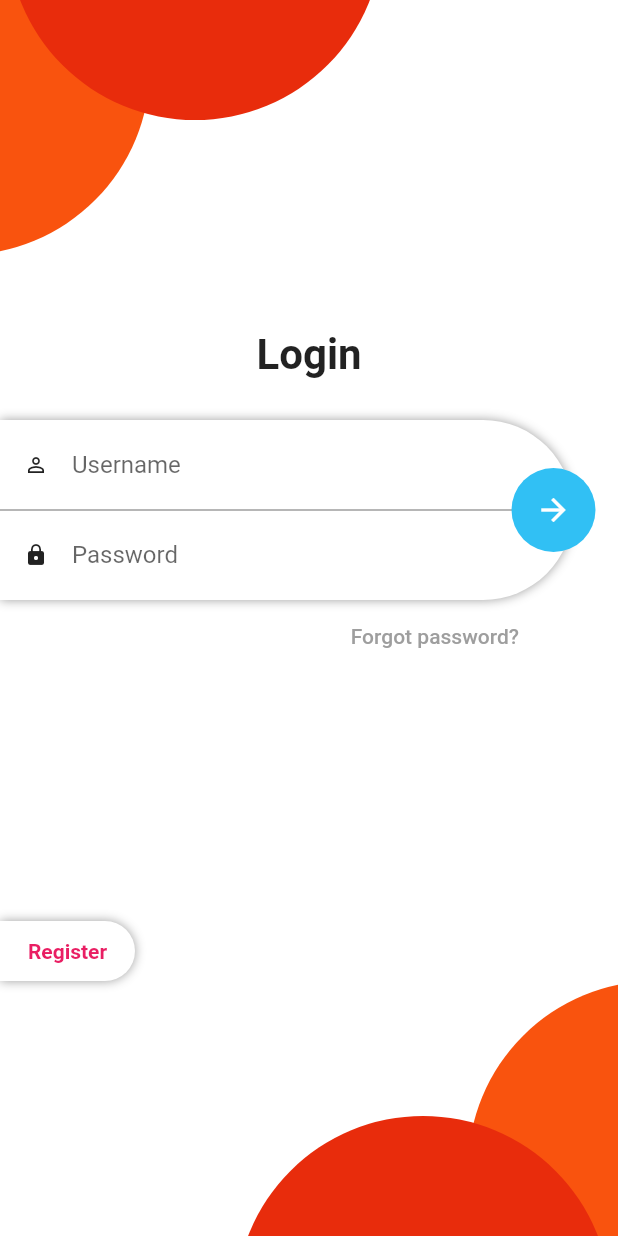
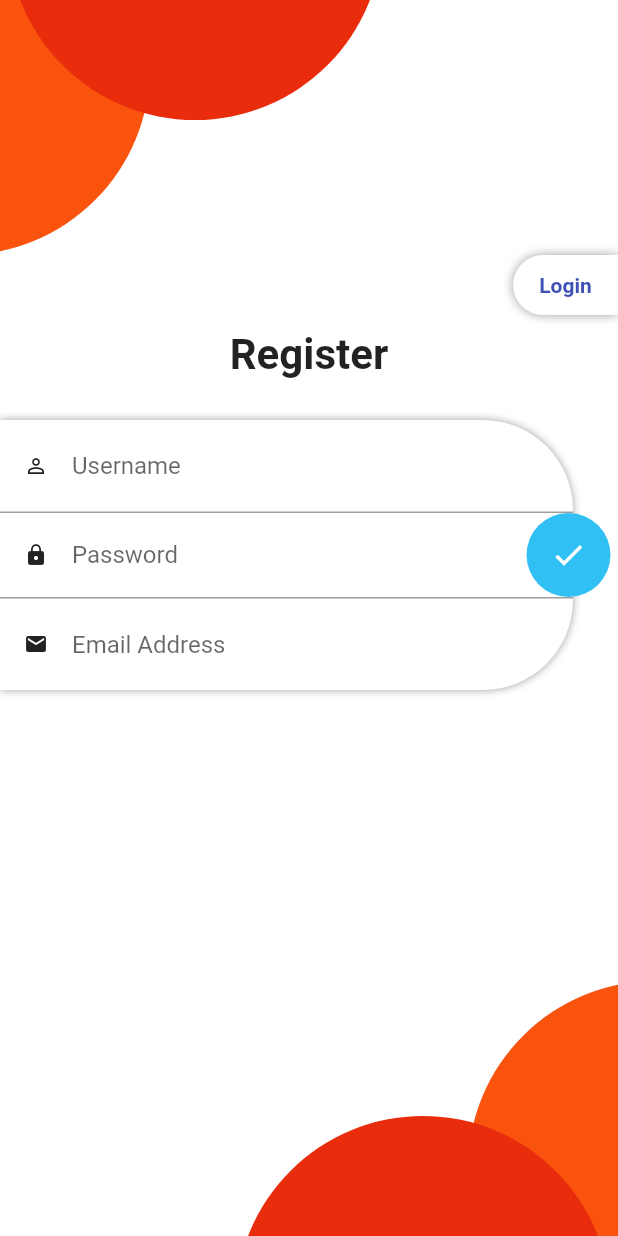
Before and after one commit to nvquangth/beautiful-UI-2, a Flutter app: the screen it shows after launch, after a tap on "Register", on a phone screen of 412 x 824 dp. Run offline on Flutter 3.47's test engine with Material 2 defaults, Android fonts, the phone set to English and light mode, and no system bars.

Commit message:
Register page

```diff
--- a/lib/login.dart
+++ b/lib/login.dart
@@ -1,5 +1,7 @@
 import 'package:flutter/cupertino.dart';
 import 'package:flutter/material.dart';
+import 'package:login_ui/register.dart';
+import 'package:login_ui/util/transitionpage/transition_page.dart';
 
 class Login extends StatefulWidget {
   @override
@@ -139,8 +141,9 @@ class _LoginState extends State<Login> {
                 ),
               ),
               Positioned(
-                right: 15.0,
-                top: 32.0,
+                right: 5.0,
+                top: 0,
+                bottom: 0,
                 child: FloatingActionButton(
                   elevation: 0,
                   focusElevation: 0,
@@ -172,7 +175,7 @@ class _LoginState extends State<Login> {
         bottom: 170,
         left: 0,
         child: InkWell(
-          onTap: () {},
+          onTap: _gotoRegisterPage,
           borderRadius: BorderRadius.only(
               topRight: Radius.circular(50.0),
               bottomRight: Radius.circular(50.0)),
@@ -201,7 +204,7 @@ class _LoginState extends State<Login> {
           width: 250.0,
           height: 250.0,
           decoration: BoxDecoration(
-            color: Color(0xffe82c0c),
+            color: Color(0xff0c4a81),
             shape: BoxShape.circle,
           ),
         ),
@@ -214,7 +217,7 @@ class _LoginState extends State<Login> {
           width: 250.0,
           height: 250.0,
           decoration: BoxDecoration(
-            color: Color(0xfff9530e),
+            color: Color(0xff2f3192),
             shape: BoxShape.circle,
           ),
         ),
@@ -227,7 +230,7 @@ class _LoginState extends State<Login> {
           width: 250.0,
           height: 250.0,
           decoration: BoxDecoration(
-            color: Color(0xffe82c0c),
+            color: Color(0xff0c4a81),
             shape: BoxShape.circle,
           ),
         ),
@@ -240,9 +243,13 @@ class _LoginState extends State<Login> {
           width: 250.0,
           height: 250.0,
           decoration: BoxDecoration(
-            color: Color(0xfff9530e),
+            color: Color(0xff2f3192),
             shape: BoxShape.circle,
           ),
         ),
       );
+
+  _gotoRegisterPage() {
+    Navigator.push(context, SlideLeftRoute(page: Register()));
+  }
 }
--- a/lib/main.dart
+++ b/lib/main.dart
@@ -8,6 +8,7 @@ class MyApp extends StatelessWidget {
   Widget build(BuildContext context) {
     return MaterialApp(
       title: 'Flutter Demo',
+      debugShowCheckedModeBanner: false,
       theme: ThemeData(
         primarySwatch: Colors.blue,
       ),
--- a/lib/register.dart
+++ b/lib/register.dart
@@ -0,0 +1,264 @@
+import 'package:flutter/cupertino.dart';
+import 'package:flutter/material.dart';
+
+class Register extends StatefulWidget {
+  @override
+  _RegisterState createState() => _RegisterState();
+}
+
+class _RegisterState extends State<Register> {
+  @override
+  Widget build(BuildContext context) {
+    return Scaffold(
+      backgroundColor: Colors.white,
+      body: Stack(
+        children: <Widget>[
+          _buildHeader2(),
+          _buildHeader1(),
+          _buildFooter2(),
+          _buildFooter1(),
+          _buildButtonLogin(),
+          _buildTitleRegister(),
+          _buildFormLogin()
+        ],
+      ),
+    );
+  }
+
+  Widget _buildFormLogin() => Positioned(
+        left: 0,
+        right: 0,
+        top: 280.0,
+        child: Container(
+          height: 180.0,
+          child: Stack(
+            children: <Widget>[
+              Positioned(
+                left: 0,
+                right: 30.0,
+                child: Container(
+                  height: 180.0,
+                  decoration: BoxDecoration(
+                      color: Colors.white,
+                      borderRadius: BorderRadius.only(
+                          topRight: Radius.circular(60.0),
+                          bottomRight: Radius.circular(60.0)),
+                      boxShadow: [
+                        BoxShadow(color: Colors.grey, blurRadius: 4.0)
+                      ]),
+                  child: Column(
+                    mainAxisSize: MainAxisSize.max,
+                    crossAxisAlignment: CrossAxisAlignment.stretch,
+                    children: <Widget>[
+                      Container(
+                          height: 61.0,
+                          child: Align(
+                              alignment: Alignment.centerLeft,
+                              child: Row(
+                                crossAxisAlignment: CrossAxisAlignment.stretch,
+                                children: <Widget>[
+                                  Padding(
+                                    padding: const EdgeInsets.symmetric(
+                                        horizontal: 16.0),
+                                    child: Icon(
+                                      Icons.perm_identity,
+                                      size: 16.0,
+                                    ),
+                                  ),
+                                  Expanded(
+                                    child: Center(
+                                      child: Padding(
+                                        padding:
+                                            const EdgeInsets.only(right: 36.0),
+                                        child: TextField(
+                                          decoration: InputDecoration.collapsed(
+                                              hintText: 'Username'),
+                                        ),
+                                      ),
+                                    ),
+                                  )
+                                ],
+                              ))),
+                      Container(
+                        height: 1.0,
+                        color: Colors.grey,
+                      ),
+                      Container(
+                          height: 56.0,
+                          child: Align(
+                              alignment: Alignment.centerLeft,
+                              child: Row(
+                                crossAxisAlignment: CrossAxisAlignment.stretch,
+                                children: <Widget>[
+                                  Padding(
+                                    padding: const EdgeInsets.symmetric(
+                                        horizontal: 16.0),
+                                    child: Icon(
+                                      Icons.lock,
+                                      size: 16.0,
+                                    ),
+                                  ),
+                                  Expanded(
+                                    child: Center(
+                                      child: Padding(
+                                        padding:
+                                            const EdgeInsets.only(right: 36.0),
+                                        child: TextField(
+                                          obscureText: true,
+                                          decoration: InputDecoration.collapsed(
+                                              hintText: 'Password'),
+                                        ),
+                                      ),
+                                    ),
+                                  )
+                                ],
+                              ))),
+                      Container(
+                        height: 1.0,
+                        color: Colors.grey,
+                      ),
+                      Container(
+                          height: 61.0,
+                          child: Align(
+                              alignment: Alignment.centerLeft,
+                              child: Row(
+                                crossAxisAlignment: CrossAxisAlignment.stretch,
+                                children: <Widget>[
+                                  Padding(
+                                    padding: const EdgeInsets.symmetric(
+                                        horizontal: 16.0),
+                                    child: Icon(
+                                      Icons.email,
+                                      size: 16.0,
+                                    ),
+                                  ),
+                                  Expanded(
+                                    child: Center(
+                                      child: Padding(
+                                        padding:
+                                            const EdgeInsets.only(right: 36.0),
+                                        child: TextField(
+                                          decoration: InputDecoration.collapsed(
+                                              hintText: 'Email Address'),
+                                        ),
+                                      ),
+                                    ),
+                                  )
+                                ],
+                              )))
+                    ],
+                  ),
+                ),
+              ),
+              Positioned(
+                right: 5.0,
+                top: 0,
+                bottom: 0,
+                child: FloatingActionButton(
+                  elevation: 0,
+                  focusElevation: 0,
+                  highlightElevation: 0,
+                  onPressed: () {},
+                  backgroundColor: Color(0xff31c0f4),
+                  child: Icon(
+                    Icons.check,
+                    color: Colors.white,
+                  ),
+                ),
+              ),
+            ],
+          ),
+        ),
+      );
+
+  Widget _buildTitleRegister() => Positioned.fill(
+      top: 220,
+      child: Align(
+        alignment: Alignment.topCenter,
+        child: Text(
+          'Register',
+          style: TextStyle(fontSize: 28.0, fontWeight: FontWeight.w600),
+        ),
+      ));
+
+  Widget _buildButtonLogin() => Positioned(
+        top: 170,
+        right: 0,
+        child: InkWell(
+          onTap: () {
+            Navigator.pop(context);
+          },
+          borderRadius: BorderRadius.only(
+              topLeft: Radius.circular(50.0),
+              bottomLeft: Radius.circular(50.0)),
+          child: Container(
+            width: 70.0,
+            height: 40.0,
+            child: Center(
+                child: Text(
+              'Login',
+              style:
+                  TextStyle(color: Colors.indigo, fontWeight: FontWeight.bold),
+            )),
+            decoration: BoxDecoration(
+                color: Colors.white,
+                boxShadow: [BoxShadow(color: Colors.grey, blurRadius: 5.0)],
+                borderRadius: BorderRadius.only(
+                    topLeft: Radius.circular(50.0),
+                    bottomLeft: Radius.circular(50.0))),
+          ),
+        ),
+      );
+
+  Widget _buildHeader1() => Positioned(
+        top: -170.0,
+        left: 5.0,
+        child: Container(
+          width: 250.0,
+          height: 250.0,
+          decoration: BoxDecoration(
+            color: Color(0xffe82c0c),
+            shape: BoxShape.circle,
+          ),
+        ),
+      );
+
+  Widget _buildHeader2() => Positioned(
+        top: -80.0,
+        left: -150.0,
+        child: Container(
+          width: 250.0,
+          height: 250.0,
+          decoration: BoxDecoration(
+            color: Color(0xfff9530e),
+            shape: BoxShape.circle,
+          ),
+        ),
+      );
+
+  Widget _buildFooter1() => Positioned(
+        bottom: -170.0,
+        right: 5.0,
+        child: Container(
+          width: 250.0,
+          height: 250.0,
+          decoration: BoxDecoration(
+            color: Color(0xffe82c0c),
+            shape: BoxShape.circle,
+          ),
+        ),
+      );
+
+  Widget _buildFooter2() => Positioned(
+        bottom: -80.0,
+        right: -150.0,
+        child: Container(
+          width: 250.0,
+          height: 250.0,
+          decoration: BoxDecoration(
+            color: Color(0xfff9530e),
+            shape: BoxShape.circle,
+          ),
+        ),
+      );
+}
```
Also changed, not shown: lib/util/transitionpage/transition_page.dart (added, +253 -0 lines).
